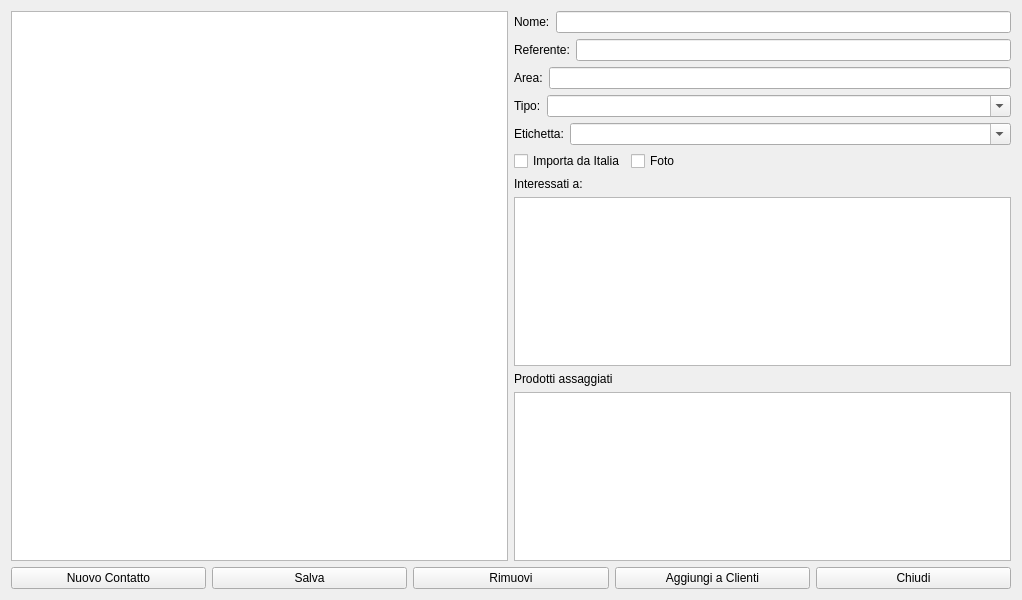
Before: the Qt Designer form hcontacts.ui in fblabs/hamlet-mod-sancon, drawn with Qt 5.
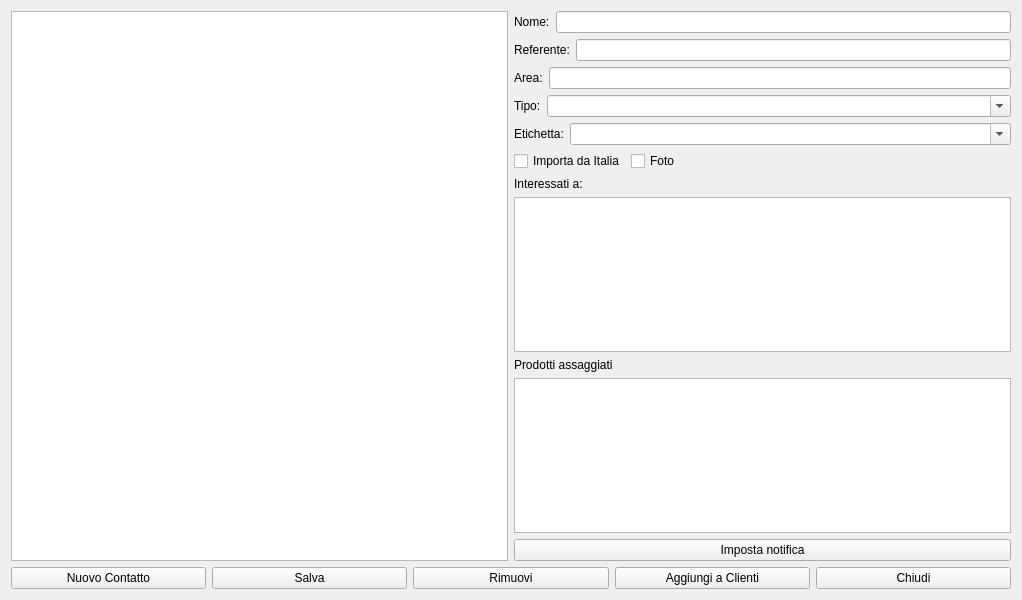
After: the same form once the commit is applied. Icons and pictures are not drawn.

What changed in the file:
```diff
--- a/hcontacts.ui
+++ b/hcontacts.ui
@@ -160,6 +160,17 @@
          <item>
           <widget class="QPlainTextEdit" name="teAssaggi"/>
          </item>
+         <item>
+          <widget class="QPushButton" name="pushButton_6">
+           <property name="text">
+            <string>Imposta notifica</string>
+           </property>
+           <property name="icon">
+            <iconset resource="icons.qrc">
+             <normaloff>:/Resources/Chat.PNG</normaloff>:/Resources/Chat.PNG</iconset>
+           </property>
+          </widget>
+         </item>
         </layout>
        </item>
       </layout>
```
Left out of the diff: 3 changed lines with no effect on the pictures.
